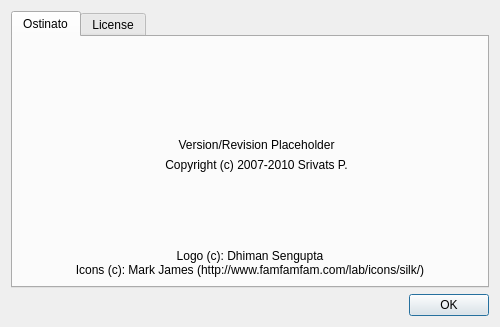
Before: the Qt Designer form client/about.ui in pstavirs/ostinato, drawn with Qt 5.
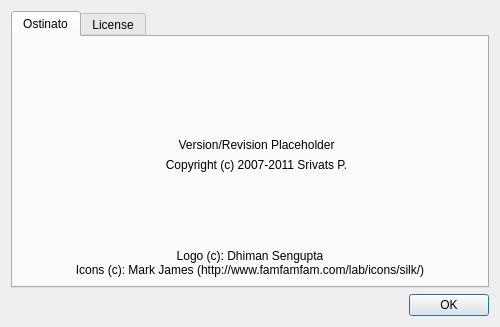
After: the same form once the commit is applied. Icons and pictures are not drawn.

Commit message: Bumped Copyright to include 2011 in About Dialog

The edit to the form file:
```diff
--- a/client/about.ui
+++ b/client/about.ui
@@ -94,7 +94,7 @@
            <item>
             <widget class="QLabel" name="label_3" >
              <property name="text" >
-              <string>Copyright (c) 2007-2010 Srivats P.</string>
+              <string>Copyright (c) 2007-2011 Srivats P.</string>
              </property>
              <property name="alignment" >
               <set>Qt::AlignCenter</set>
```
